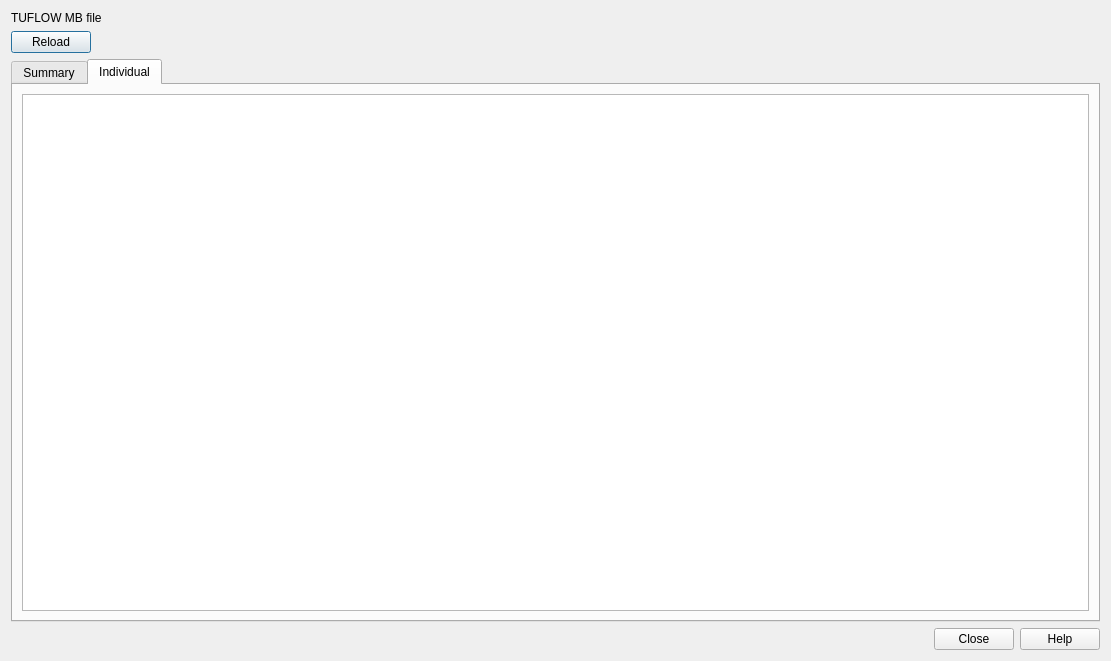
The window that mod_check/forms/ui_tuflowstability_check_dialog.ui (duncan-r/ModCheck) describes before a commit, drawn with Qt 5.
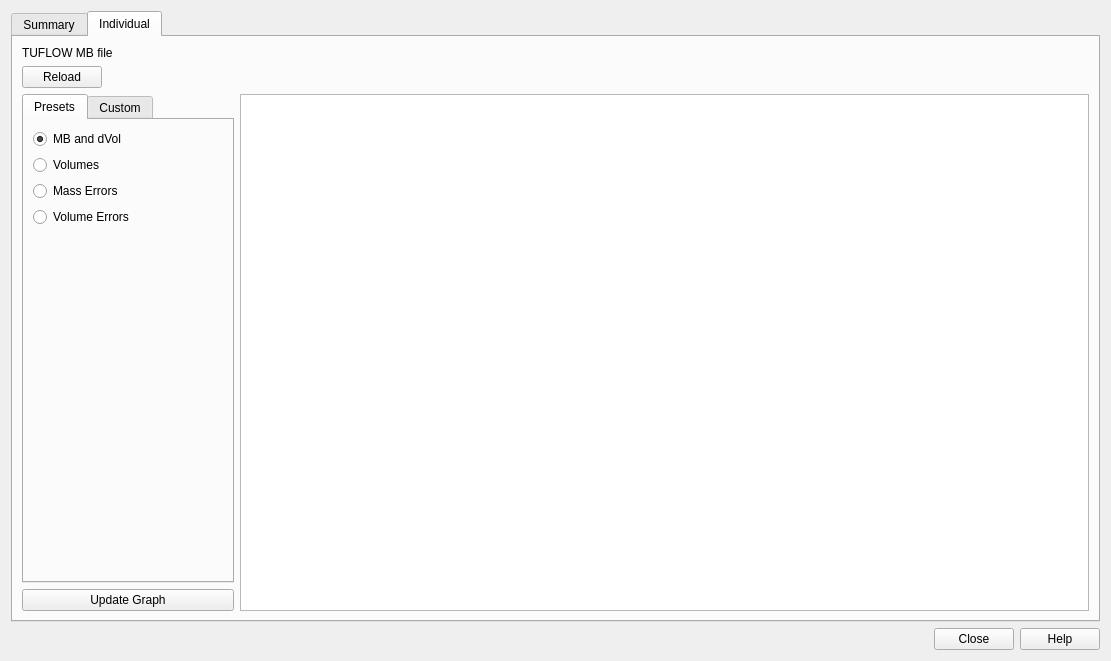
The same window after the commit. The open tabs and pages were chosen to show the change. Custom widgets are drawn as their Qt base class.

```diff
--- a/mod_check/forms/ui_tuflowstability_check_dialog.ui
+++ b/mod_check/forms/ui_tuflowstability_check_dialog.ui
@@ -14,48 +14,6 @@
    <string>TUFLOW Stability Viewer</string>
   </property>
   <layout class="QVBoxLayout" name="verticalLayout">
-   <item>
-    <layout class="QHBoxLayout" name="horizontalLayout">
-     <item>
-      <widget class="QLabel" name="label">
-       <property name="text">
-        <string>TUFLOW MB file</string>
-       </property>
-      </widget>
-     </item>
-     <item>
-      <widget class="QgsFileWidget" name="mbFileWidget">
-       <property name="filter">
-        <string>*.csv</string>
-       </property>
-      </widget>
-     </item>
-    </layout>
-   </item>
-   <item>
-    <layout class="QHBoxLayout" name="horizontalLayout_2">
-     <item>
-      <widget class="QPushButton" name="mbReloadBtn">
-       <property name="text">
-        <string>Reload</string>
-       </property>
-      </widget>
-     </item>
-     <item>
-      <spacer name="horizontalSpacer">
-       <property name="orientation">
-        <enum>Qt::Horizontal</enum>
-       </property>
-       <property name="sizeHint" stdset="0">
-        <size>
-         <width>40</width>
-         <height>20</height>
-        </size>
-       </property>
-      </spacer>
-     </item>
-    </layout>
-   </item>
    <item>
     <widget class="QTabWidget" name="mainTabWidget">
      <property name="currentIndex">
@@ -65,11 +23,38 @@
       <attribute name="title">
        <string>Summary</string>
       </attribute>
-      <layout class="QHBoxLayout" name="horizontalLayout_3" stretch="4,6">
+      <layout class="QVBoxLayout" name="verticalLayout_4" stretch="0,0">
+       <item>
+        <layout class="QHBoxLayout" name="horizontalLayout">
+         <item>
+          <widget class="QLabel" name="label">
+           <property name="text">
+            <string>TUFLOW MB folder</string>
+           </property>
+          </widget>
+         </item>
+         <item>
+          <widget class="QgsFileWidget" name="mbFolderWidget">
+           <property name="filter">
+            <string>*.csv</string>
+           </property>
+          </widget>
+         </item>
+        </layout>
+       </item>
+       <item>
+        <layout class="QHBoxLayout" name="horizontalLayout_5" stretch="4,6">
        <item>
         <layout class="QVBoxLayout" name="verticalLayout_2">
          <item>
           <layout class="QHBoxLayout" name="horizontalLayout_4">
+             <item>
+              <widget class="QPushButton" name="reloadSummaryBtn">
+               <property name="text">
+                <string>Reload</string>
+               </property>
+              </widget>
+             </item>
            <item>
             <widget class="QCheckBox" name="MBCheckbox">
              <property name="text">
@@ -94,6 +79,19 @@
              </property>
             </widget>
            </item>
+             <item>
+              <spacer name="horizontalSpacer_2">
+               <property name="orientation">
+                <enum>Qt::Horizontal</enum>
+               </property>
+               <property name="sizeHint" stdset="0">
+                <size>
+                 <width>40</width>
+                 <height>20</height>
+                </size>
+               </property>
+              </spacer>
+             </item>
           </layout>
          </item>
          <item>
@@ -140,14 +138,139 @@
         <widget class="QGraphicsView" name="summaryGraphicsView"/>
        </item>
       </layout>
+       </item>
+      </layout>
      </widget>
      <widget class="QWidget" name="individualTab">
       <attribute name="title">
        <string>Individual</string>
       </attribute>
-      <layout class="QVBoxLayout" name="verticalLayout_3">
+      <layout class="QVBoxLayout" name="verticalLayout_5">
        <item>
-        <widget class="QGraphicsView" name="mbGraphicsView"/>
+        <layout class="QHBoxLayout" name="horizontalLayout_2">
+         <item>
+          <widget class="QLabel" name="label_2">
+           <property name="text">
+            <string>TUFLOW MB file</string>
+           </property>
+          </widget>
+         </item>
+         <item>
+          <widget class="QgsFileWidget" name="mbFileWidget">
+           <property name="filter">
+            <string>*.csv</string>
+           </property>
+          </widget>
+         </item>
+        </layout>
+       </item>
+       <item>
+        <layout class="QHBoxLayout" name="horizontalLayout_6">
+         <item>
+          <widget class="QPushButton" name="reloadIndividualBtn">
+           <property name="text">
+            <string>Reload</string>
+           </property>
+          </widget>
+         </item>
+         <item>
+          <spacer name="horizontalSpacer">
+           <property name="orientation">
+            <enum>Qt::Horizontal</enum>
+           </property>
+           <property name="sizeHint" stdset="0">
+            <size>
+             <width>40</width>
+             <height>20</height>
+            </size>
+           </property>
+          </spacer>
+         </item>
+        </layout>
+       </item>
+       <item>
+        <layout class="QHBoxLayout" name="horizontalLayout_3" stretch="2,8">
+         <item>
+          <layout class="QVBoxLayout" name="verticalLayout_7">
+           <item>
+            <widget class="QTabWidget" name="individualSeriesTabWidget">
+             <property name="currentIndex">
+              <number>0</number>
+             </property>
+             <widget class="QWidget" name="presetSeriesTab">
+              <attribute name="title">
+               <string>Presets</string>
+              </attribute>
+              <layout class="QVBoxLayout" name="verticalLayout_6">
+               <item>
+                <widget class="QRadioButton" name="mbAndDvolRadioBtn">
+                 <property name="text">
+                  <string>MB and dVol</string>
+                 </property>
+                 <property name="checked">
+                  <bool>true</bool>
+                 </property>
+                 <property name="autoRepeatDelay">
+                  <number>150</number>
+                 </property>
+                </widget>
+               </item>
+               <item>
+                <widget class="QRadioButton" name="volumesRadioBtn">
+                 <property name="text">
+                  <string>Volumes</string>
+                 </property>
+                </widget>
+               </item>
+               <item>
+                <widget class="QRadioButton" name="massErrorsRadioBtn">
+                 <property name="text">
+                  <string>Mass Errors</string>
+                 </property>
+                </widget>
+               </item>
+               <item>
+                <widget class="QRadioButton" name="volumeErrorsRadioBtn">
+                 <property name="text">
+                  <string>Volume Errors</string>
+                 </property>
+                </widget>
+               </item>
+               <item>
+                <spacer name="verticalSpacer">
+                 <property name="orientation">
+                  <enum>Qt::Vertical</enum>
+                 </property>
+                 <property name="sizeHint" stdset="0">
+                  <size>
+                   <width>20</width>
+                   <height>40</height>
+                  </size>
+                 </property>
+                </spacer>
+               </item>
+              </layout>
+             </widget>
+             <widget class="QWidget" name="customSeriesTab">
+              <attribute name="title">
+               <string>Custom</string>
+              </attribute>
+             </widget>
+            </widget>
+           </item>
+           <item>
+            <widget class="QPushButton" name="individualUpdateGraphBtn">
+             <property name="text">
+              <string>Update Graph</string>
+             </property>
+            </widget>
+           </item>
+          </layout>
+         </item>
+         <item>
+          <widget class="QGraphicsView" name="individualGraphicsView"/>
+         </item>
+        </layout>
        </item>
       </layout>
      </widget>
```
Lines whose indentation alone changed are shown as unchanged.
